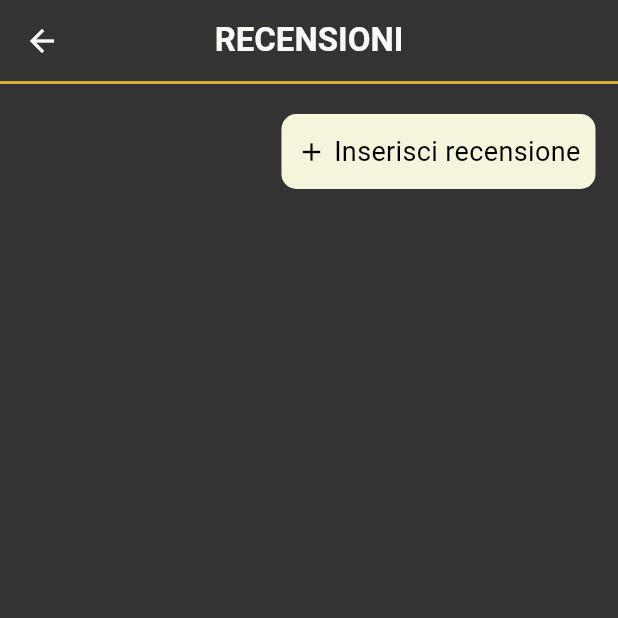
After one commit to gianluere/MarinoBarberSalonFlutter, a Flutter app: the Recensioni screen opened directly, on a phone screen of 412 x 824 dp, the top half of it. The commit adds this screen. Run offline on Flutter 3.47's test engine with Material 3 defaults, Android fonts, the phone set to English and light mode, and no system bars; our stand-ins replace badges, cloud_firestore, firebase_auth, firebase_core; accounts and stored records are empty.

Commit message:
aggiunto recensioni e perfezionato altro

```diff
--- /dev/null
+++ b/lib/Account/lista_recensioni_view_model.dart
@@ -0,0 +1,55 @@
+import 'package:cloud_firestore/cloud_firestore.dart';
+import 'package:firebase_auth/firebase_auth.dart';
+import 'package:flutter/foundation.dart';
+import 'package:marino_barber_salon_flutter/Account/recensione.dart';
+
+
+class ListaRecensioniViewModel extends ChangeNotifier {
+  final FirebaseFirestore _db = FirebaseFirestore.instance;
+  final String? userEmail = FirebaseAuth.instance.currentUser?.email;
+
+  List<Recensione> _listaRecensioni = [];
+  bool _isLoading = true;
+
+  List<Recensione> get listaRecensioni => _listaRecensioni;
+  bool get isLoading => _isLoading;
+
+
+  ListaRecensioniViewModel() {
+    caricaListaRecensioni();
+  }
+
+  Future<void> caricaListaRecensioni() async {  // Cambiato da void a Future<void>
+    try {
+      _isLoading = true;
+      notifyListeners();
+
+      final snapshot = await _db.collection("recensioni").get();
+      _listaRecensioni = snapshot.docs.map((doc) => Recensione.fromMap(doc.data())).toList();
+    } catch (e) {
+      print("Errore nel caricamento delle recensioni: $e");
+    } finally {
+      _isLoading = false;
+      notifyListeners();
+    }
+  }
+
+
+  Future<void> inserisciRecensione(Recensione recensione) async {
+
+    _isLoading = true;
+    notifyListeners();
+
+    await _db.collection("recensioni").add({
+      'nome': recensione.nome,
+      'stelle': recensione.stelle,
+      'descrizione': recensione.descrizione,
+    }).then((_) {
+      caricaListaRecensioni(); // Aggiorna la lista dopo l'inserimento
+    }).catchError((error) {
+      _isLoading = false;
+      notifyListeners();
+      debugPrint("Errore nell'inserimento della recensione: $error");
+    });
+  }
+}
--- /dev/null
+++ b/lib/Account/recensione.dart
@@ -0,0 +1,20 @@
+class Recensione{
+  String nome;
+  double stelle;
+  String descrizione;
+
+  Recensione({
+    required this.nome,
+    required this.stelle,
+    required this.descrizione
+  });
+
+  factory Recensione.fromMap(Map<String, dynamic> map) {
+    return Recensione(
+      nome: map['nome'] ?? '',
+      stelle: (map['stelle'] as num?)?.toDouble() ?? 0.0,
+      descrizione: map['descrizione'] ?? ''
+
+    );
+  }
+}
--- /dev/null
+++ b/lib/Account/recensioni.dart
@@ -0,0 +1,157 @@
+import 'package:flutter/material.dart';
+import 'package:marino_barber_salon_flutter/Account/recensione.dart';
+import 'package:marino_barber_salon_flutter/app_bar.dart';
+import 'package:marino_barber_salon_flutter/my_colors.dart';
+import 'package:provider/provider.dart';
+
+import 'lista_recensioni_view_model.dart';
+
+
+
+class Recensioni extends StatelessWidget {
+  const Recensioni({super.key});
+
+  @override
+  Widget build(BuildContext context) {
+    return Scaffold(
+      appBar: MyAppBar('RECENSIONI', true),
+      backgroundColor: myGrey,
+      body: FutureBuilder(
+        future: Provider.of<ListaRecensioniViewModel>(context, listen: false).caricaListaRecensioni(),
+        builder: (context, snapshot) {
+          if (snapshot.connectionState == ConnectionState.waiting) {
+            return const Center(child: CircularProgressIndicator(color: myGold));
+          }
+          if (snapshot.hasError) {
+            return Center(child: Text("Errore nel caricamento!", style: TextStyle(color: Colors.red)));
+          }
+
+          final listaRecensioniViewModel = Provider.of<ListaRecensioniViewModel>(context);
+          return Column(
+            crossAxisAlignment: CrossAxisAlignment.end,
+            children: [
+              Padding(
+                padding: const EdgeInsets.only(top: 20, right: 15),
+                child: GestureDetector(
+                  onTap: () {},
+                  child: Container(
+                    decoration: BoxDecoration(
+                      color: myYellow,
+                      borderRadius: BorderRadius.circular(10),
+                    ),
+                    padding: const EdgeInsets.symmetric(horizontal: 10, vertical: 12),
+                    child: Row(
+                      mainAxisSize: MainAxisSize.min,
+                      children: const [
+                        Icon(Icons.add, color: Colors.black, size: 20),
+                        SizedBox(width: 5),
+                        Text(
+                          "Inserisci recensione",
+                          style: TextStyle(fontSize: 18, color: Colors.black),
+                        ),
+                      ],
+                    ),
+                  ),
+                ),
+              ),
+              Expanded(
+                child: ListView.builder(
+                  padding: const EdgeInsets.symmetric(vertical: 20),
+                  itemCount: listaRecensioniViewModel.listaRecensioni.length,
+                  itemBuilder: (context, index) {
+                    return CardRecensione(recensione: listaRecensioniViewModel.listaRecensioni[index]);
+                  },
+                ),
+              ),
+            ],
+          );
+        },
+      ),
+    );
+  }
+}
+
+
+
+class CardRecensione extends StatelessWidget {
+  final Recensione recensione;
+
+  const CardRecensione({super.key, required this.recensione});
+
+  @override
+  Widget build(BuildContext context) {
+    int stellePiene = recensione.stelle.floor();
+    bool mezzaStella = (recensione.stelle - stellePiene) >= 0.5;
+    int stelleVuote = 5 - stellePiene - (mezzaStella ? 1 : 0);
+
+    return Container(
+      decoration: BoxDecoration(
+        color: myYellow,
+      ),
+      child: Column(
+        crossAxisAlignment: CrossAxisAlignment.start,
+        children: [
+          Padding(
+            padding: const EdgeInsets.only(top: 5, left: 10),
+            child: Text(
+              recensione.nome,
+              style: TextStyle(fontSize: 24, fontWeight: FontWeight.bold, color: Colors.black),
+            ),
+          ),
+          Padding(
+            padding: const EdgeInsets.only(left: 10),
+            child: Row(
+              children: [
+                // Stelle Piene
+                for (int i = 0; i < stellePiene; i++)
+                  const Icon(Icons.star, color: myGold, size: 20),
+
+                // Mezza Stella
+                if (mezzaStella)
+                  const Icon(Icons.star_half, color: myGold, size: 20),
+
+                // Stelle Vuote
+                for (int i = 0; i < stelleVuote; i++)
+                  const Icon(Icons.star_border, color: Colors.black, size: 20),
+
+                // Valutazione numerica
+                Padding(
+                  padding: const EdgeInsets.only(left: 10),
+                  child: Text(
+                    recensione.stelle.toString(),
+                    style: const TextStyle(fontSize: 20, color: Colors.black),
+                  ),
+                ),
+              ],
+            ),
+          ),
+
+          SizedBox(width: double.infinity,
+            child: Card(
+              margin: const EdgeInsets.symmetric(vertical: 10, horizontal: 20),
+              shape: RoundedRectangleBorder(
+                borderRadius: BorderRadius.circular(17),
+                side: const BorderSide(color: myGold, width: 2),
+              ),
+              color: myYellow,
+              child: Padding(
+                padding: const EdgeInsets.all(8.0),
+                child: Text(
+                  recensione.descrizione,
+                  style: const TextStyle(fontSize: 17, color: Colors.black),
+                ),
+              ),
+            )
+          ),
+
+          Container(
+            color: myGold, // Colore della linea
+            height: 2.0,   // Spessore della linea
+          ),
+        ],
+      ),
+    );
+
+
+  }
+}
--- a/lib/Navigations/account_navigations.dart
+++ b/lib/Navigations/account_navigations.dart
@@ -1,6 +1,7 @@
 import 'package:flutter/material.dart';
 import 'package:marino_barber_salon_flutter/Account/account.dart';
 import 'package:marino_barber_salon_flutter/Account/dati_personali.dart';
+import 'package:marino_barber_salon_flutter/Account/recensioni.dart';
 
 import '../Account/prenotazioni.dart';
 
@@ -26,6 +27,8 @@ class AccountNavigatorState extends State<AccountNavigator> {
               return DatiPersonali();
             } else if (settings.name == "/prenotazioni"){
               return Prenotazioni();
+            } else if (settings.name == '/recensioni'){
+              return Recensioni();
             }
             return AccountScreen();
           },
--- a/lib/main.dart
+++ b/lib/main.dart
@@ -1,5 +1,6 @@
 import 'package:flutter/material.dart';
 import 'package:intl/date_symbol_data_local.dart';
+import 'package:marino_barber_salon_flutter/Account/lista_recensioni_view_model.dart';
 import 'package:marino_barber_salon_flutter/Home/lista_giorni_view_model.dart';
 import 'package:marino_barber_salon_flutter/Home/lista_servizi_view_model.dart';
 import 'package:marino_barber_salon_flutter/Home/notifiche_view_model.dart';
@@ -39,6 +40,7 @@ class MyApp extends StatelessWidget {
         ChangeNotifierProvider(create: (_) => NotificheViewModel()),
         ChangeNotifierProvider(create: (_) => ListaServiziViewModel()),
         ChangeNotifierProvider(create: (_) => ListaGiorniViewModel()),
+        ChangeNotifierProvider(create: (_) => ListaRecensioniViewModel())
       ],
       child: MaterialApp(
         debugShowCheckedModeBanner: false,
--- a/lib/user_view_model.dart
+++ b/lib/user_view_model.dart
@@ -14,12 +14,14 @@ class UserViewModel extends ChangeNotifier {
   String? _errorMessage;
   UserFirebase? _dati;
   bool _isLoading = true;
+  bool _isLoadingPrenotazioni = true;
   List<Appuntamento>? _listaAppuntamenti;
 
   User? get currentUser => _currentUser;
   String? get errorMessage => _errorMessage;
   UserFirebase? get dati => _dati;
   bool get isLoading => _isLoading;
+  bool get isLoadingPrenotazioni => _isLoadingPrenotazioni;
   List<Appuntamento>? get listaAppuntamenti => _listaAppuntamenti;
 
   UserViewModel() {
@@ -339,7 +341,7 @@ class UserViewModel extends ChangeNotifier {
         final List<dynamic>? appuntamentiList = snapshot.data()?["appuntamenti"] as List<dynamic>?;
 
         if (appuntamentiList != null) {
-          _isLoading = true;
+          _isLoadingPrenotazioni = true;
           notifyListeners();
           List<Appuntamento> listApp = await _recuperaDocumenti(appuntamentiList.cast<DocumentReference>());
 
@@ -368,7 +370,7 @@ class UserViewModel extends ChangeNotifier {
           _listaAppuntamenti = listApp;
           _currentUser = _auth.currentUser;
           _dati = await caricaDati();
-          _isLoading = false;
+          _isLoadingPrenotazioni = false;
           notifyListeners();
         }
       }, onError: (error) {
@@ -380,6 +382,4 @@ class UserViewModel extends ChangeNotifier {
 
 
 
-
-
 }
```
Also changed, not shown: lib/Account/account.dart (+7 -5 lines), lib/Account/prenotazioni.dart (+19 -5 lines), lib/Home/notifiche_view_model.dart (+4 -8 lines).
